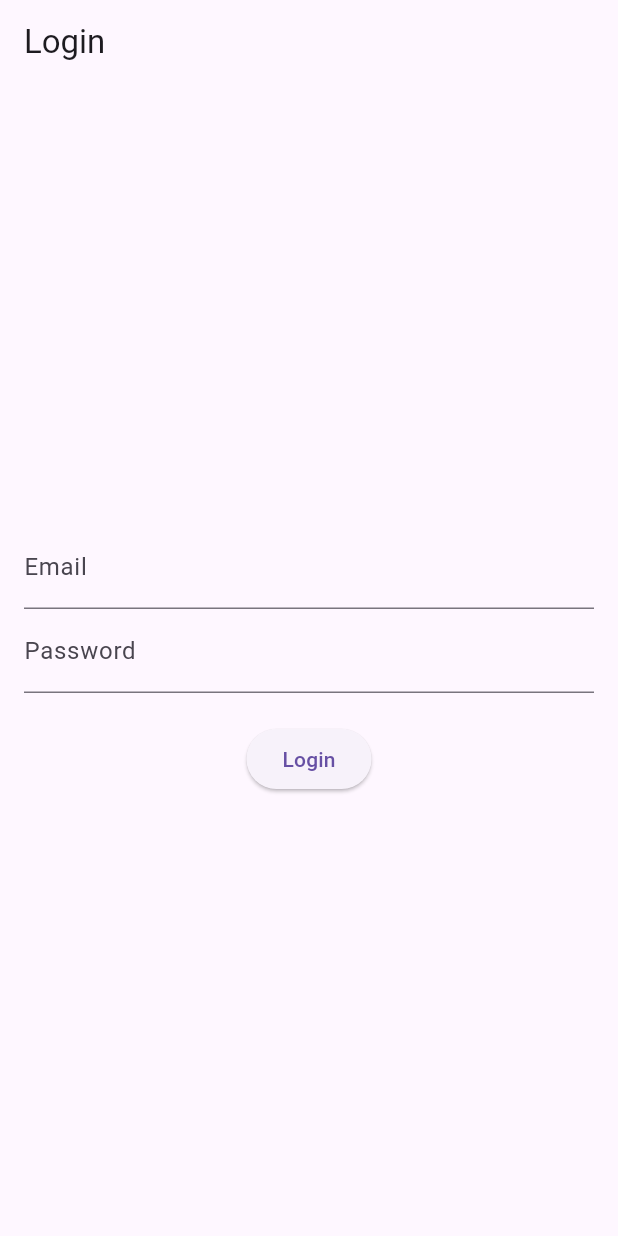
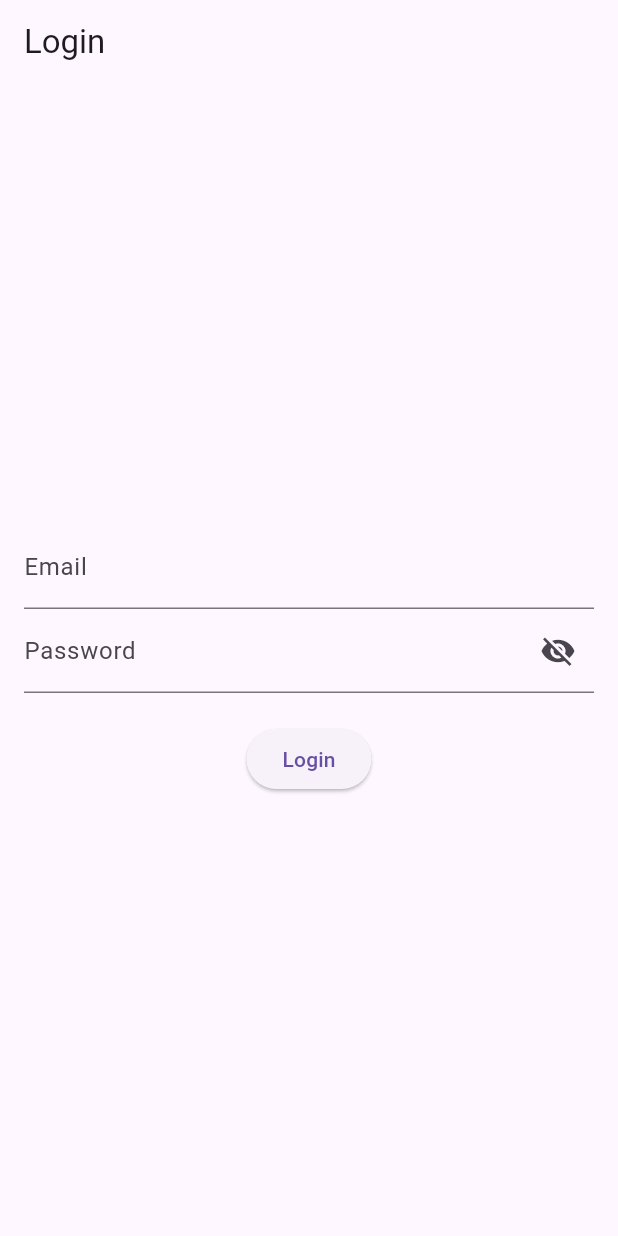
Before and after one commit to fizzzzaaa/login_authentication, a Flutter app: the screen it shows after launch, on a phone screen of 412 x 824 dp. Run offline on Flutter 3.47's test engine with Material 3 defaults, Android fonts, the phone set to English and light mode, and no system bars; our stand-ins replace firebase_auth, firebase_core; accounts and stored records are empty.

Commit message:
dependency
added firebase dependency and created login page according to it

```diff
--- a/lib/auth_screen.dart
+++ b/lib/auth_screen.dart
@@ -10,21 +10,42 @@ class _AuthScreenState extends State<AuthScreen> {
   final _emailController = TextEditingController();
   final _passwordController = TextEditingController();
   final FirebaseAuth _auth = FirebaseAuth.instance;
+  bool _isPasswordVisible = false; // To toggle password visibility
 
   // Login method
   Future<void> _login() async {
     try {
+      // Sign in with Firebase Authentication using email and password
       UserCredential userCredential = await _auth.signInWithEmailAndPassword(
         email: _emailController.text,
         password: _passwordController.text,
       );
+
       // On successful login
       if (userCredential.user != null) {
         // Navigate to a different screen (Home screen or Dashboard)
         print('Login Successful');
+        // You can use Navigator.push to navigate to the next screen
+        // Example: Navigator.pushReplacementNamed(context, '/home');
       }
     } catch (e) {
       print('Login failed: $e');
+      // Optionally, show an error message to the user
+      showDialog(
+        context: context,
+        builder: (context) => AlertDialog(
+          title: Text('Error'),
+          content: Text('Login failed: $e'),
+          actions: [
+            TextButton(
+              onPressed: () {
+                Navigator.of(context).pop();
+              },
+              child: Text('OK'),
+            ),
+          ],
+        ),
+      );
     }
   }
 
@@ -37,14 +58,30 @@ class _AuthScreenState extends State<AuthScreen> {
         child: Column(
           mainAxisAlignment: MainAxisAlignment.center,
           children: [
+            // Email Text Field
             TextField(
               controller: _emailController,
               decoration: InputDecoration(labelText: 'Email'),
             ),
+            // Password Text Field with Show/Hide Button
             TextField(
               controller: _passwordController,
-              decoration: InputDecoration(labelText: 'Password'),
-              obscureText: true,
+              obscureText: !_isPasswordVisible, // Toggle password visibility
+              decoration: InputDecoration(
+                labelText: 'Password',
+                suffixIcon: IconButton(
+                  icon: Icon(
+                    _isPasswordVisible
+                        ? Icons.visibility
+                        : Icons.visibility_off,
+                  ),
+                  onPressed: () {
+                    setState(() {
+                      _isPasswordVisible = !_isPasswordVisible;
+                    });
+                  },
+                ),
+              ),
             ),
             SizedBox(height: 20),
             ElevatedButton(
--- a/pubspec.yaml
+++ b/pubspec.yaml
@@ -39,9 +39,9 @@ dependencies:
 dev_dependencies:
   flutter_test:
     sdk: flutter
-  firebase_core: ^3.8.0
-  cloud_firestore: ^5.0.0
-  firebase_auth: ^5.3.3
+  firebase_core: ^2.15.0
+  firebase_auth: ^4.7.0
+
 
   # The "flutter_lints" package below contains a set of recommended lints to
   # encourage good coding practices. The lint set provided by the package is
```
Also changed, not shown: pubspec.lock, 2 other files.
